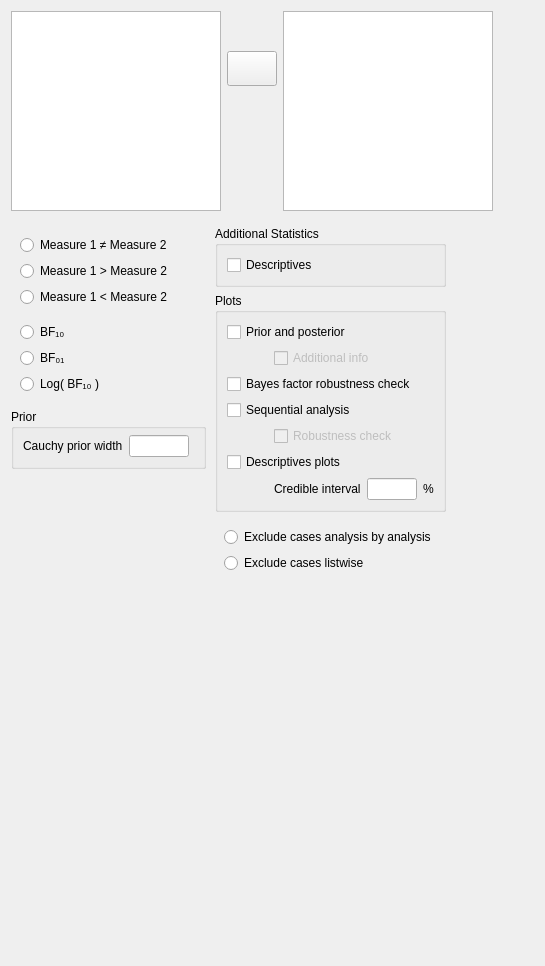
This is JASP-Desktop/analysisforms/ttestbayesianpairedsamplesform.ui in jasp-stats/jasp-desktop as Qt 5 draws it before an edit. The edited form follows.
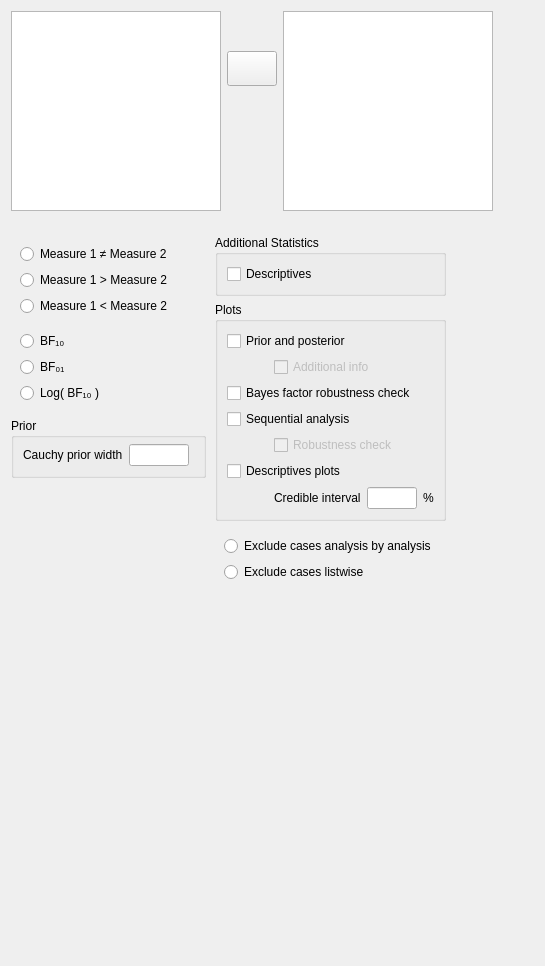
This is the edited form. Custom widgets are drawn as their Qt base class.

```diff
--- a/JASP-Desktop/analysisforms/ttestbayesianpairedsamplesform.ui
+++ b/JASP-Desktop/analysisforms/ttestbayesianpairedsamplesform.ui
@@ -172,9 +172,6 @@
       <property name="leftMargin">
        <number>0</number>
       </property>
-      <property name="topMargin">
-       <number>0</number>
-      </property>
       <property name="rightMargin">
        <number>0</number>
       </property>
```
